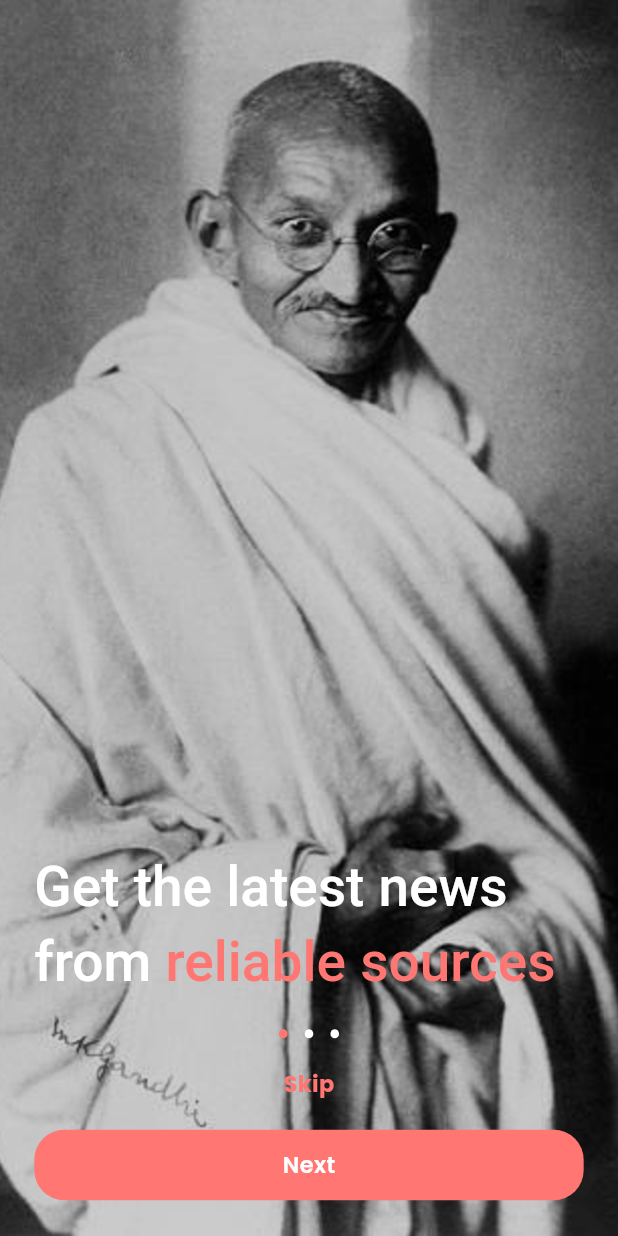
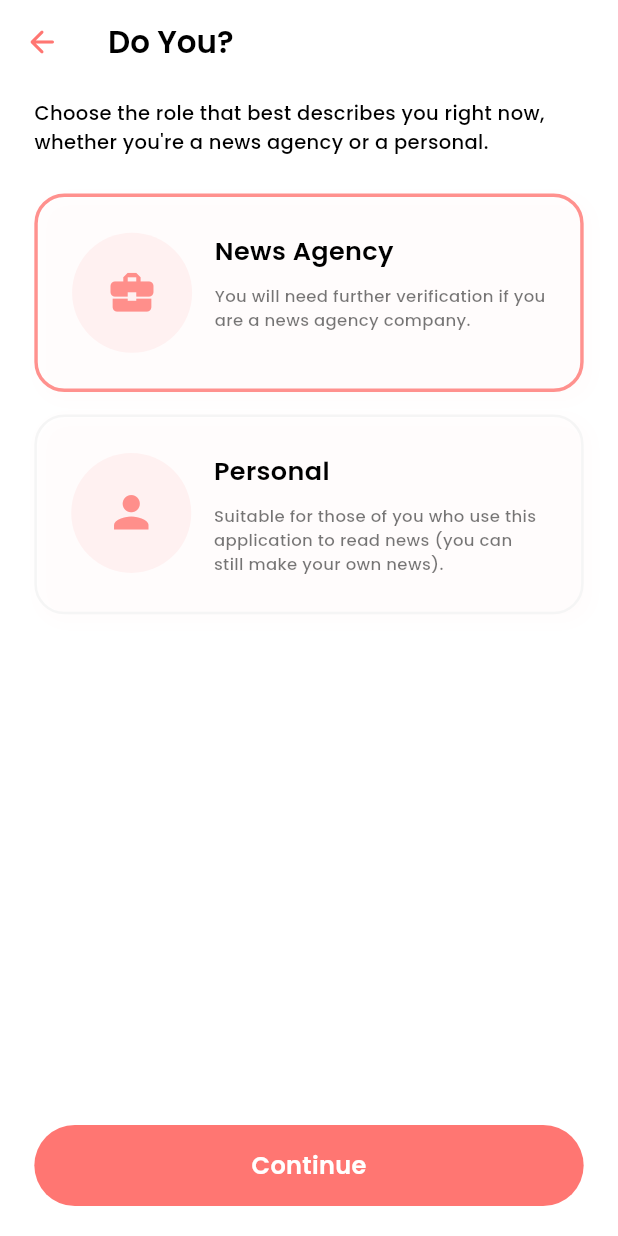
Before and after one commit to Aman-Singh-Rawat/newsy_app, a Flutter app: the screen it shows after launch, on a phone screen of 412 x 824 dp. Run offline on Flutter 3.47's test engine with Material 3 defaults, Android fonts, the phone set to English and light mode, and no system bars; our stand-ins replace flutter_screenutil, google_fonts, introduction_screen; missing offline and left inert: dart:ffi.

```diff
--- /dev/null
+++ b/lib/core/utils/extension.dart
@@ -0,0 +1,57 @@
+import 'package:flutter/cupertino.dart';
+
+extension WidgetPaddingExtension on Widget {
+  Widget padAll({required double value}) {
+    return Padding(padding: EdgeInsets.all(value), child: this);
+  }
+
+  Widget padSymmetric({double? horizontal, double? vertical}) {
+    return Padding(
+      padding: EdgeInsets.symmetric(
+        horizontal: horizontal ?? 0,
+        vertical: vertical ?? 0,
+      ),
+      child: this,
+    );
+  }
+
+  Widget padOnly({double? top, double? bottom, double? left, double? right}) {
+    return Padding(
+      padding: EdgeInsets.only(
+        top: top ?? 0,
+        bottom: bottom ?? 0,
+        left: left ?? 0,
+        right: right ?? 0,
+      ),
+      child: this,
+    );
+  }
+}
+
+extension WidgetMarginExtension on Widget {
+  Widget marginAll({required double value}) {
+    return Container(margin: EdgeInsets.all(value), child: this);
+  }
+
+  Widget marginSymmetric({double? horizontal, double? vertical}) {
+    return Container(
+      margin: EdgeInsets.symmetric(
+        horizontal: horizontal ?? 0,
+        vertical: vertical ?? 0,
+      ),
+      child: this,
+    );
+  }
+
+  Widget marginOnly({double? top, double? bottom, double? left, double? right}) {
+    return Container(
+      margin: EdgeInsets.only(
+        top: top ?? 0,
+        bottom: bottom ?? 0,
+        left: left ?? 0,
+        right: right ?? 0,
+      ),
+      child: this,
+    );
+  }
+}
--- a/lib/main.dart
+++ b/lib/main.dart
@@ -3,6 +3,7 @@ import 'package:google_fonts/google_fonts.dart';
 import 'package:newsy/core/theme/app_colors.dart';
 import 'package:newsy/view/views/onboarding/onboarding_screen.dart';
 import 'package:flutter_screenutil/flutter_screenutil.dart';
+import 'package:newsy/view/views/onboarding/role_screen.dart';
 
 void main() {
   runApp(const MyApp());
@@ -16,17 +17,52 @@ class MyApp extends StatelessWidget {
   Widget build(BuildContext context) {
     return ScreenUtilInit(
       designSize: const Size(360, 690),
-      builder: (_, context) {
+      builder: (_, ctx) {
         return MaterialApp(
           debugShowCheckedModeBanner: false,
           title: 'News App',
           theme: ThemeData(
+            scaffoldBackgroundColor: Colors.white,
+            inputDecorationTheme: InputDecorationTheme(
+              contentPadding: EdgeInsets.symmetric(
+                vertical: 12.h,
+                horizontal: 14.w,
+              ),
+              hintStyle: GoogleFonts.poppins(
+                color: Colors.grey.shade400,
+                fontSize: 14.sp,
+                fontWeight: FontWeight.w500,
+              ),
+              enabledBorder: OutlineInputBorder(
+                borderRadius: BorderRadius.circular(25.r),
+                borderSide: BorderSide(
+                  color: Colors.grey.shade200,
+                  width: 1.5.w,
+                ),
+              ),
+              focusedBorder: OutlineInputBorder(
+                borderRadius: BorderRadius.circular(25.r),
+                borderSide: BorderSide(
+                  color: Colorr.primaryColor[400]!,
+                  width: 2.w,
+                ),
+              ),
+            ),
+            appBarTheme: AppBarTheme(
+              backgroundColor: Colors.white,
+              iconTheme: IconThemeData(color: Colorr.primaryColor[400]!),
+              titleTextStyle: GoogleFonts.poppins(
+                fontSize: 18.sp,
+                fontWeight: FontWeight.w600,
+                color: Colors.black,
+              ),
+            ),
             fontFamily: GoogleFonts.poppins().fontFamily,
             colorScheme: ColorScheme.fromSeed(
               seedColor: Colorr.primaryColor[400]!,
             ),
           ),
-          home: const OnboardingScreen(),
+          home: const RoleScreen(),
         );
       },
     );
--- /dev/null
+++ b/lib/view/views/onboarding/role_screen.dart
@@ -0,0 +1,86 @@
+import 'package:flutter/cupertino.dart';
+import 'package:flutter/material.dart';
+import 'package:flutter_screenutil/flutter_screenutil.dart';
+import 'package:google_fonts/google_fonts.dart';
+import 'package:newsy/core/theme/app_colors.dart';
+import 'package:newsy/core/utils/extension.dart';
+import 'package:newsy/view/views/auth/sign_up_screen.dart';
+import 'package:newsy/view/widgets/custom_btn.dart';
+import 'package:newsy/view/widgets/news_agency_widget.dart';
+
+class RoleScreen extends StatefulWidget {
+  const RoleScreen({super.key});
+
+  @override
+  State<RoleScreen> createState() => _RoleScreenState();
+}
+
+class _RoleScreenState extends State<RoleScreen> {
+  int _selectedItemIndex = 0;
+  final List<Map<String, dynamic>> _roleDataList = [
+    {
+      "index": 0,
+      'category': 'News Agency',
+      'description':
+          'You will need further verification if you are a news agency company.',
+      'icon': Icons.business_center,
+    },
+    {
+      "index": 1,
+      'category': 'Personal',
+      'description':
+          'Suitable for those of you who use this application to read news (you can still make your own news).',
+      'icon': Icons.person,
+    },
+  ];
+
+  @override
+  Widget build(BuildContext context) {
+    return Scaffold(
+      appBar: AppBar(
+        leading: Icon(Icons.arrow_back_rounded),
+        title: Text("Do You?"),
+      ),
+      body: Column(
+        mainAxisSize: MainAxisSize.max,
+        children: [
+          const SizedBox(height: 10),
+          Text(
+            "Choose the role that best describes you right now, whether you're a news agency or a personal.",
+            style: GoogleFonts.poppins(
+              fontSize: 13,
+              height: 1.5,
+              fontWeight: FontWeight.w500,
+              color: Colors.black,
+            ),
+          ),
+
+          const SizedBox(height: 25),
+
+          ..._roleDataList.asMap().entries.map((item) {
+            return NewsAgencyWidget(
+              isSelected: item.key == _selectedItemIndex,
+              onClick: (selectedIndex) {
+                setState(() => _selectedItemIndex = selectedIndex);
+              },
+              roleDataList: item.value,
+            ).marginOnly(bottom: 15);
+          }),
+
+          Spacer(),
+          CustomBtn(
+            color: Colorr.primaryColor[400]!,
+            btnText: "Continue",
+            onTap: () {
+              Navigator.push(
+                context,
+                MaterialPageRoute(builder: (context) => AuthScreen()),
+              );
+            },
+          ),
+          const SizedBox(height: 20),
+        ],
+      ).padSymmetric(horizontal: 20.w),
+    );
+  }
+}
--- a/lib/view/widgets/custom_btn.dart
+++ b/lib/view/widgets/custom_btn.dart
@@ -1,4 +1,5 @@
 import 'package:flutter/material.dart';
+import 'package:flutter_screenutil/flutter_screenutil.dart';
 import 'package:newsy/core/theme/app_colors.dart';
 
 class CustomBtn extends StatelessWidget {
@@ -14,27 +15,27 @@ class CustomBtn extends StatelessWidget {
     required this.btnText,
     required this.onTap,
     this.width = double.infinity,
-    this.height = 47,
+    this.height = 54,
   });
 
   @override
   Widget build(BuildContext context) {
     return InkWell(
       onTap: onTap,
-      borderRadius: BorderRadius.circular(20),
+      borderRadius: BorderRadius.circular(20.r),
       child: Container(
         width: width,
         height: height,
         decoration: BoxDecoration(
           color: color,
-          borderRadius: BorderRadius.circular(20),
+          borderRadius: BorderRadius.circular(25.r),
         ),
         child: Center(
           child: Text(
             btnText,
             style: TextStyle(
               color: Colors.white,
-              fontSize: 15,
+              fontSize: 14.sp,
               fontWeight: FontWeight.w600,
             ),
           ),
--- /dev/null
+++ b/lib/view/widgets/news_agency_widget.dart
@@ -0,0 +1,92 @@
+import 'dart:ffi';
+
+import 'package:flutter/material.dart';
+import 'package:flutter_screenutil/flutter_screenutil.dart';
+import 'package:google_fonts/google_fonts.dart';
+import 'package:newsy/core/theme/app_colors.dart';
+
+class NewsAgencyWidget extends StatelessWidget {
+  final bool isSelected;
+  final Function(int) onClick;
+  final Map<String, dynamic> roleDataList;
+
+  const NewsAgencyWidget({
+    super.key,
+    required this.isSelected,
+    required this.onClick,
+    required this.roleDataList,
+  });
+
+  @override
+  Widget build(BuildContext context) {
+    return GestureDetector(
+      onTap: () {
+        onClick(roleDataList["index"]);
+      },
+      child: Container(
+        padding: EdgeInsets.symmetric(horizontal: 20.w, vertical: 20.h),
+        decoration: BoxDecoration(
+          borderRadius: BorderRadius.circular(20),
+          border: Border.all(
+            width: isSelected ? 2.w : 1.5.w,
+            color: isSelected
+                ? (Colorr.primaryColor[400]!).withOpacity(0.8)
+                : Colors.grey.shade100,
+          ),
+          boxShadow: [
+            BoxShadow(
+              color: Colorr.primaryColor[20]!.withOpacity(0.2), // Shadow color
+              offset: const Offset(4, 4), // X and Y offset
+              blurRadius: 8, // Blur intensity
+              spreadRadius: 2, // Spread of the shadow
+            ),
+          ],
+        ),
+        child: Row(
+          crossAxisAlignment: CrossAxisAlignment.start,
+          mainAxisAlignment: MainAxisAlignment.start,
+          children: [
+            Center(
+              child: CircleAvatar(
+                radius: 40,
+                backgroundColor: Colorr.primaryColor[20],
+                child: Icon(
+                  roleDataList["icon"],
+                  size: 30.w,
+                  color: Colorr.primaryColor[400]!.withOpacity(0.8),
+                ),
+              ),
+            ),
+            const SizedBox(width: 15),
+            Expanded(
+              child: Column(
+                crossAxisAlignment: CrossAxisAlignment.start,
+                mainAxisAlignment: MainAxisAlignment.start,
+                children: [
+                  Text(
+                    roleDataList["category"],
+                    style: GoogleFonts.poppins(
+                      color: Colors.black,
+                      fontSize: 17,
+                      fontWeight: FontWeight.w600,
+                    ),
+                  ),
+
+                  const SizedBox(height: 10,),
+                  Text(
+                    roleDataList["description"],
+                    style: GoogleFonts.poppins(
+                      color: Colors.black54,
+                      fontSize: 11,
+                      fontWeight: FontWeight.w500,
+                    ),
+                  ),
+                ],
+              ),
+            ),
+          ],
+        ),
+      ),
+    );
+  }
+}
```
Also changed, not shown: lib/view/views/auth/sign_up_screen.dart (added, +177 -0 lines), lib/view/views/onboarding/onboarding_screen.dart (+14 -5 lines), lib/view/widgets/social_btn.dart (added, +42 -0 lines), lib/view/widgets/text_field_with_label_widget.dart (added, +103 -0 lines).
